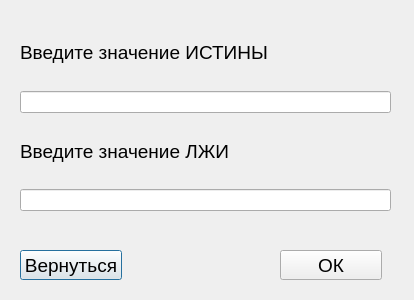
Above: layouts/knowledgeEditorLogicallEdit_classFeatureDef.ui from RyndychRD/Classifier before the change. Below: the same form after it.
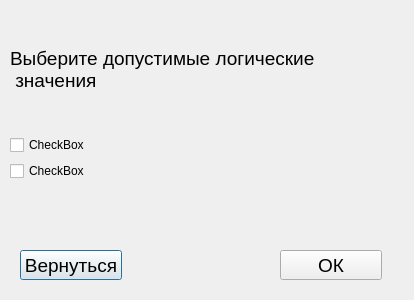
That is the form after the change.

Patch:
```diff
--- a/layouts/knowledgeEditorLogicallEdit_classFeatureDef.ui
+++ b/layouts/knowledgeEditorLogicallEdit_classFeatureDef.ui
@@ -64,10 +64,10 @@
   <widget class="QWidget" name="layoutWidget">
    <property name="geometry">
     <rect>
-     <x>20</x>
-     <y>20</y>
-     <width>371</width>
-     <height>191</height>
+     <x>10</x>
+     <y>10</y>
+     <width>404</width>
+     <height>171</height>
     </rect>
    </property>
    <layout class="QVBoxLayout" name="verticalLayout">
@@ -79,27 +79,24 @@
        </font>
       </property>
       <property name="text">
-       <string>Введите значение ИСТИНЫ</string>
+       <string>Выберите допустимые логические
+ значения</string>
       </property>
      </widget>
     </item>
     <item>
-     <widget class="QLineEdit" name="line_true_logicalEdit"/>
-    </item>
-    <item>
-     <widget class="QLabel" name="label_2">
-      <property name="font">
-       <font>
-        <pointsize>14</pointsize>
-       </font>
-      </property>
+     <widget class="QCheckBox" name="checkBox_true">
       <property name="text">
-       <string>Введите значение ЛЖИ</string>
+       <string>CheckBox</string>
       </property>
      </widget>
     </item>
     <item>
-     <widget class="QLineEdit" name="line_false_logicalEdit"/>
+     <widget class="QCheckBox" name="checkBox_false">
+      <property name="text">
+       <string>CheckBox</string>
+      </property>
+     </widget>
     </item>
    </layout>
   </widget>
```
